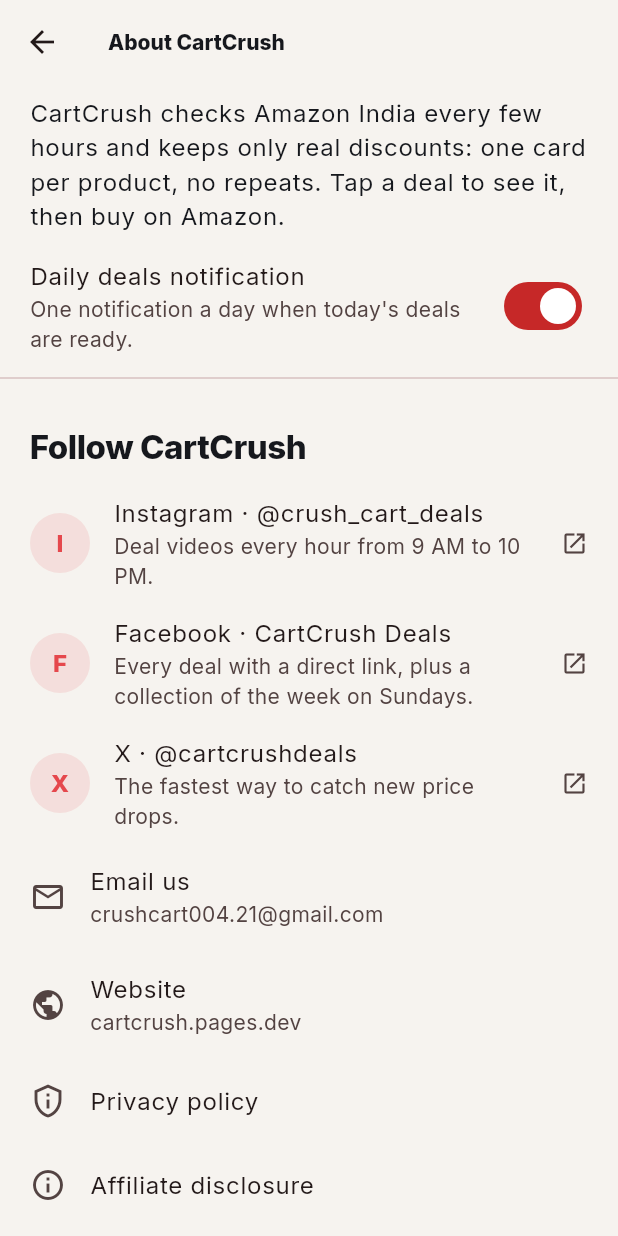
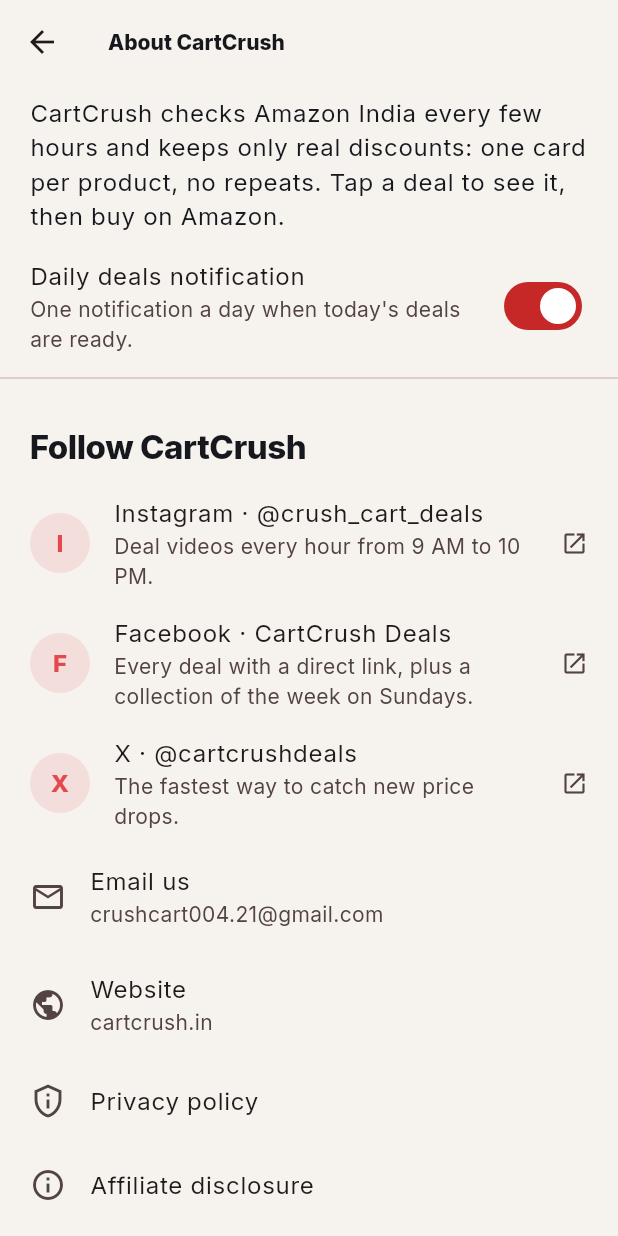
Before and after one commit to imanilchauhan/amazon-deal-finder, a Flutter app: the screen it shows after launch, after a tap on the "info outline" icon, on a phone screen of 412 x 824 dp. Run offline on Flutter 3.47's test engine with Material 3 defaults, Android fonts, the phone set to English and light mode, and no system bars; our stand-ins replace cached_network_image, firebase_core, firebase_messaging, flutter_native_splash, flutter_riverpod, google_fonts and 2 more; accounts and stored records are empty; network calls fail.

Commit message:
App: default to https://cartcrush.in

```diff
--- a/app/lib/core/config.dart
+++ b/app/lib/core/config.dart
@@ -1,9 +1,9 @@
 /// Where the app gets its data and what it says. Override at build time with
-/// `--dart-define=SITE_URL=https://cartcrush.in` once the domain is live.
+/// `--dart-define=SITE_URL=...` (e.g. a preview deploy).
 class AppConfig {
   AppConfig._();
 
-  static const siteUrl = String.fromEnvironment('SITE_URL', defaultValue: 'https://cartcrush.pages.dev');
+  static const siteUrl = String.fromEnvironment('SITE_URL', defaultValue: 'https://cartcrush.in');
 
   /// Product cache written by the scraper after every run (no Firestore reads).
   static const catalogUrl = String.fromEnvironment(
```
Also changed, not shown: 1 other file.
